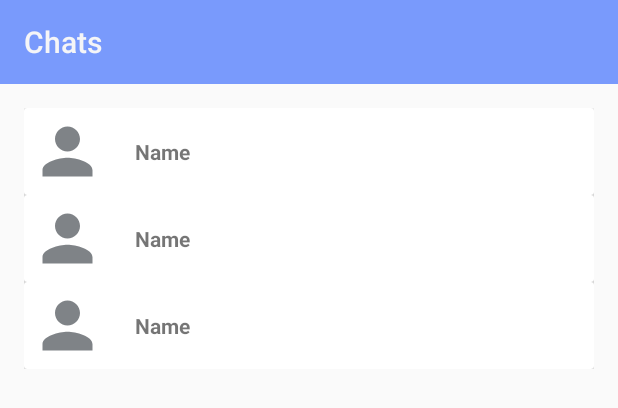
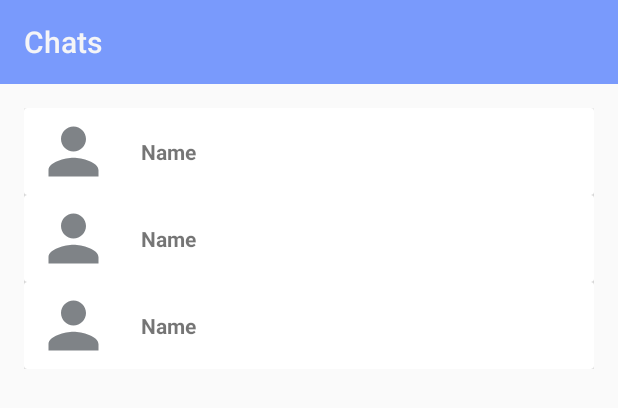
Before and after one commit to keize/AwesomeChat, an Android app: the layout activity_user_list.xml on its own in the app's theme, with its tools: preview values and no code run, on a phone screen of 412 x 824 dp. Shown: the top 408 px of the screen. Run offline under Robolectric (Android 15) with nearby library versions, the phone set to English and light mode, and no system bars.

Commit message:
constraint layout

```diff
--- a/app/build.gradle
+++ b/app/build.gradle
@@ -40,7 +40,8 @@ dependencies {
     implementation 'com.google.firebase:firebase-storage:19.1.1'
     implementation 'androidx.recyclerview:recyclerview:1.1.0'
     implementation 'androidx.cardview:cardview:1.0.0'
-    implementation 'com.android.support:design:24.2.0'
+    implementation 'com.android.support.constraint:constraint-layout:2.0.0-beta7'
+
 
 }
 apply plugin: 'com.google.gms.google-services'
--- a/app/src/main/java/com/example/awesomechat/ChatActivity.java
+++ b/app/src/main/java/com/example/awesomechat/ChatActivity.java
@@ -116,12 +116,9 @@ public class ChatActivity extends AppCompatActivity {
         storage = FirebaseStorage.getInstance();
         chatImageStorageReferences = storage.getReference().child(DB_BRANCH_NAME_IMAGES);
 
-        progressBar = findViewById(R.id.progressBar);
         sendImageButton = findViewById(R.id.sendPhotoButton);
         sendMessageButton = findViewById(R.id.sendMassageButton);
         messageEditText = findViewById(R.id.editMassageText);
-
-        progressBar.setVisibility(ProgressBar.INVISIBLE);
 
         messageEditText.addTextChangedListener(new TextWatcher() {
             @Override
--- a/app/src/main/res/layout/activity_user_list.xml
+++ b/app/src/main/res/layout/activity_user_list.xml
@@ -1,6 +1,6 @@
 <?xml version="1.0" encoding="utf-8"?>
 
-<RelativeLayout xmlns:android="http://schemas.android.com/apk/res/android"
+<androidx.constraintlayout.widget.ConstraintLayout xmlns:android="http://schemas.android.com/apk/res/android"
     xmlns:app="http://schemas.android.com/apk/res-auto"
     xmlns:tools="http://schemas.android.com/tools"
     android:layout_width="match_parent"
@@ -11,6 +11,8 @@
     <androidx.appcompat.widget.Toolbar
         android:id="@+id/toolbar123"
         style="@style/Toolbar"
+        app:layout_constraintStart_toStartOf="parent"
+        app:layout_constraintTop_toTopOf="parent"
         app:title="@string/chats"
         app:titleTextColor="@color/lightgrey">
 
@@ -21,6 +23,7 @@
         android:layout_height="wrap_content"
         android:layout_below="@id/toolbar123"
         android:orientation="vertical"
+        app:layout_constraintTop_toBottomOf="@id/toolbar123"
         tools:context=".UserListActivity">
 
         <androidx.recyclerview.widget.RecyclerView
@@ -33,4 +36,4 @@
 
     </LinearLayout>
 
-</RelativeLayout>
+</androidx.constraintlayout.widget.ConstraintLayout>
--- a/app/src/main/res/layout/user_item.xml
+++ b/app/src/main/res/layout/user_item.xml
@@ -1,32 +1,40 @@
 <?xml version="1.0" encoding="utf-8"?>
 <androidx.cardview.widget.CardView xmlns:android="http://schemas.android.com/apk/res/android"
+    xmlns:app="http://schemas.android.com/apk/res-auto"
+    xmlns:tools="http://schemas.android.com/tools"
     android:layout_width="match_parent"
-    android:layout_height="wrap_content"
-    xmlns:tools="http://schemas.android.com/tools">
+    android:layout_height="wrap_content">
 
-    <LinearLayout
+    <androidx.constraintlayout.widget.ConstraintLayout
+        android:id="@+id/linearLayout"
         android:layout_width="match_parent"
         android:layout_height="match_parent"
         android:layout_margin="4dp"
-        android:background="@drawable/selector"
-        android:orientation="horizontal">
+        android:background="@drawable/selector">
 
         <ImageView
             android:id="@+id/avatarImageView"
-            android:layout_width="50dp"
-            android:layout_height="50dp"
-            android:background="@drawable/user_image" />
+            android:layout_width="wrap_content"
+            android:layout_height="wrap_content"
+            android:layout_marginStart="4dp"
+            android:layout_marginEnd="20dp"
+            android:background="@drawable/user_image"
+            app:layout_constraintBottom_toBottomOf="parent"
+            app:layout_constraintEnd_toStartOf="@+id/userNameTextView"
+            app:layout_constraintStart_toStartOf="parent" />
 
         <TextView
             android:id="@+id/userNameTextView"
-            android:layout_width="match_parent"
+            android:layout_width="0dp"
             android:layout_height="wrap_content"
-            android:layout_gravity="center"
-            android:layout_marginStart="20dp"
-            tools:text="@string/name"
             android:textSize="14sp"
-            android:textStyle="bold" />
+            android:textStyle="bold"
+            app:layout_constraintBottom_toBottomOf="parent"
+            app:layout_constraintEnd_toEndOf="parent"
+            app:layout_constraintStart_toEndOf="@+id/avatarImageView"
+            app:layout_constraintTop_toTopOf="parent"
+            tools:text="@string/name" />
 
-    </LinearLayout>
+    </androidx.constraintlayout.widget.ConstraintLayout>
 
 </androidx.cardview.widget.CardView>
```
Also changed, not shown: app/src/main/res/layout/activity_chat.xml (+13 -28 lines), app/src/main/res/layout/activity_sign_in.xml (+24 -9 lines), app/src/main/res/layout/message_item.xml (+17 -5 lines), app/src/main/res/layout/my_message_item.xml (+15 -7 lines), app/src/main/res/layout/your_messege_item.xml (+16 -6 lines), app/src/main/res/values/styles.xml (+3 -4 lines).
